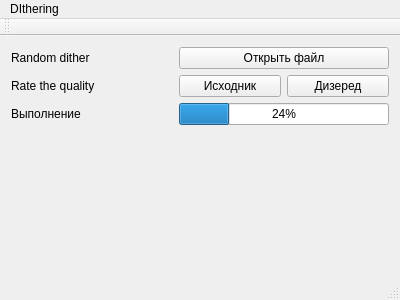
First picture: the form in qt_dithering_pixmap/MainWindow.ui, repository akapust1n/Dithering, before the edit.
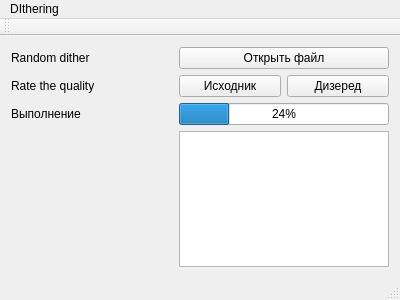
Second picture: the form after the edit.

Diff of the .ui file:
```diff
--- a/qt_dithering_pixmap/MainWindow.ui
+++ b/qt_dithering_pixmap/MainWindow.ui
@@ -68,6 +68,16 @@
       </property>
      </widget>
     </item>
+    <item row="3" column="1">
+     <widget class="QTextEdit" name="Results">
+      <property name="undoRedoEnabled">
+       <bool>true</bool>
+      </property>
+      <property name="readOnly">
+       <bool>true</bool>
+      </property>
+     </widget>
+    </item>
    </layout>
   </widget>
   <widget class="QMenuBar" name="menuBar">
```
